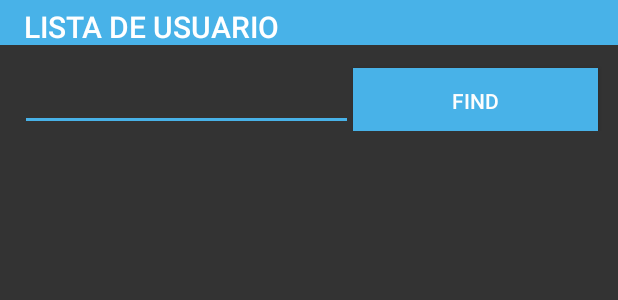
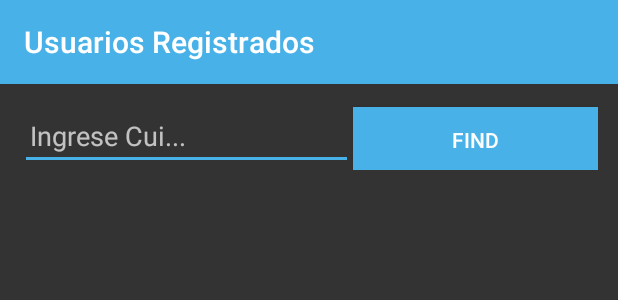
Before and after one commit to Programmers-Crew/ProyectoSDK, an Android app: the layout list_view.xml on its own in the app's theme, with its tools: preview values and no code run, on a phone screen of 412 x 824 dp. Shown: the top 300 px of the screen. Run offline under Robolectric (Android 15) with nearby library versions, the phone set to English and light mode, and no system bars; network calls fail.

Commit message:
cambios de estetica

```diff
--- a/blinkid-android-master/BlinkIDSample/BlinkID_AllRecognizersSample/src/main/res/values/strings.xml
+++ b/blinkid-android-master/BlinkIDSample/BlinkID_AllRecognizersSample/src/main/res/values/strings.xml
@@ -1,4 +1,4 @@
 <?xml version="1.0" encoding="utf-8"?>
 <resources>
-    <string name="app_name">BlinkID all recognizers sample</string>
+    <string name="app_name">Lektor</string>
 </resources>
--- a/blinkid-android-master/BlinkIDSample/LibUtils/src/main/java/com/microblink/result/activity/BaseResultActivity.java
+++ b/blinkid-android-master/BlinkIDSample/LibUtils/src/main/java/com/microblink/result/activity/BaseResultActivity.java
@@ -46,7 +46,7 @@ public abstract class BaseResultActivity extends AppCompatActivity {
     RequestQueue requestQueue;
     AsyncHttpClient client=new AsyncHttpClient();
 
-    private static final String URL1 = "http://172.20.10.9/blinkid/saveDocumentData.php";
+    private static final String URL1 = "https://lektorgt.com/BlinkID/saveDocumentData.php";
 
 
 
--- a/blinkid-android-master/BlinkIDSample/LibUtils/src/main/java/com/microblink/result/activity/fragment/EditViewActivity.java
+++ b/blinkid-android-master/BlinkIDSample/LibUtils/src/main/java/com/microblink/result/activity/fragment/EditViewActivity.java
@@ -38,7 +38,7 @@ public class EditViewActivity extends AppCompatActivity implements View.OnClickL
     Button button3;
     String idSex;
 
-String URL = "http://172.20.10.9/blinkid/fetchDocumentData.php" + idSex;
+String URL = "https://lektorgt.com/blinkid/fetchDocumentData.php" + idSex;
 
     @Override
     protected void onCreate(Bundle saveInstanceState) {
@@ -80,7 +80,7 @@ String URL = "http://172.20.10.9/blinkid/fetchDocumentData.php" + idSex;
     }
 
     private void readUsers() {
-        String URL = "http://172.20.10.9/blinkid/fetchDocumentData.php?id=" + idSex;
+        String URL = "https://lektorgt.com/BlinkID/fetchDocumentData.php?id=" + idSex;
 
         JsonObjectRequest jsonObjectRequest = new JsonObjectRequest(
                 Request.Method.GET,
--- a/blinkid-android-master/BlinkIDSample/LibUtils/src/main/java/com/microblink/result/activity/fragment/ListViewActivity.java
+++ b/blinkid-android-master/BlinkIDSample/LibUtils/src/main/java/com/microblink/result/activity/fragment/ListViewActivity.java
@@ -46,7 +46,7 @@ public class ListViewActivity extends AppCompatActivity implements View.OnClickL
     ListView lvlUser;
     Button btnFind;
 
-    String URL = "http://172.20.10.9/blinkid/listDocumentData.php";
+    String URL = "https://lektorgt.com/BlinkID/listDocumentData2.php";
 
 
     @Override
@@ -86,7 +86,7 @@ public class ListViewActivity extends AppCompatActivity implements View.OnClickL
     }
 
     private void obtenerUsers(){
-        String url = "http://172.20.10.9/blinkid/listDocumentData2.php";
+        String url = "https://lektorgt.com/BlinkID/listDocumentData2.php";
         cliente.post(url, new AsyncHttpResponseHandler() {
             @Override
             public void onSuccess(int statusCode, Header[] headers, byte[] responseBody) {
--- a/blinkid-android-master/BlinkIDSample/LibUtils/src/main/res/layout/activity_menu_list.xml
+++ b/blinkid-android-master/BlinkIDSample/LibUtils/src/main/res/layout/activity_menu_list.xml
@@ -1,5 +1,6 @@
 <?xml version="1.0" encoding="utf-8"?>
 <LinearLayout xmlns:android="http://schemas.android.com/apk/res/android"
+    xmlns:app="http://schemas.android.com/apk/res-auto"
     xmlns:tools="http://schemas.android.com/tools"
     android:layout_width="match_parent"
     android:layout_height="match_parent"
--- a/blinkid-android-master/BlinkIDSample/LibUtils/src/main/res/layout/list_view.xml
+++ b/blinkid-android-master/BlinkIDSample/LibUtils/src/main/res/layout/list_view.xml
@@ -8,27 +8,31 @@
     <androidx.appcompat.widget.Toolbar
         android:id="@+id/toolbar2"
         android:layout_width="match_parent"
-        android:layout_height="30dp"
+        android:layout_height="wrap_content"
         android:background="@color/microblink_blue"
         android:minHeight="?attr/actionBarSize"
+        android:paddingLeft="15px"
+        android:paddingTop="15px"
+        android:paddingBottom="15px"
         android:theme="?attr/actionBarTheme"
-        app:title="LISTA DE USUARIO"
-        app:titleMarginStart="20px"
+        app:title="Usuarios Registrados"
         app:titleTextColor="#FFFFFF" />
 
     <TableRow
-        android:layout_width="match_parent"
+        android:layout_width="wrap_content"
         android:layout_height="44dp"
+        android:layout_marginStart="20px"
+        android:layout_marginLeft="20px"
         android:layout_marginTop="20px"
-        android:layout_marginBottom="10px"
         android:layout_marginRight="15px"
-        android:paddingLeft="20px">
+        android:layout_marginBottom="20px">
 
         <EditText
             android:id="@+id/ettIdFind"
             android:layout_width="222dp"
             android:layout_height="wrap_content"
             android:ems="10"
+            android:hint="Ingrese Cui..."
             android:inputType="textPersonName"
             android:paddingLeft="10px" />
 
@@ -45,9 +49,11 @@
 
     <ListView
         android:id="@+id/lvlUser"
+        style="@style/Widget.AppCompat.ListView"
         android:layout_width="match_parent"
-        android:layout_height="627dp">
-
-    </ListView>
+        android:layout_height="wrap_content"
+        android:divider="@color/preview_overlay_color"
+        android:dividerHeight="1dp"
+        android:fadeScrollbars="true"></ListView>
 
 </LinearLayout>
--- a/blinkid-android-master/BlinkIDSample/LibUtils/src/main/res/mipmap-anydpi-v26/ic_launcher.xml
+++ /dev/null
@@ -1,5 +0,0 @@
-<?xml version="1.0" encoding="utf-8"?>
-<adaptive-icon xmlns:android="http://schemas.android.com/apk/res/android">
-    <background android:drawable="@color/mb_white"/>
-    <foreground android:drawable="@drawable/ic_launcher_foreground"/>
-</adaptive-icon>
--- a/blinkid-android-master/BlinkIDSample/LibUtils/src/main/res/values/styles.xml
+++ b/blinkid-android-master/BlinkIDSample/LibUtils/src/main/res/values/styles.xml
@@ -22,5 +22,4 @@
         <item name="android:textAllCaps">true</item>
         <item name="android:textColor">@color/mb_blue</item>
     </style>
-
 </resources>
```
Also changed, not shown: blinkid-android-master/BlinkIDSample/BlinkID_AllRecognizersSample/src/main/java/com/microblink/blinkid/MenuActivity.java (+24 -3 lines), blinkid-android-master/BlinkIDSample/LibUtils/src/main/res/drawable/gradient_box.xml (added, +13 -0 lines), blinkid-android-master/BlinkIDSample/LibUtils/src/main/res/layout/listview_custom_layout2.xml (added, +12 -0 lines), blinkid-android-master/BlinkIDSample/LibUtils/src/main/res/drawable-xxhdpi/mb_logo.png, blinkid-android-master/BlinkIDSample/LibUtils/src/main/res/mipmap-hdpi/ic_launcher.png, blinkid-android-master/BlinkIDSample/LibUtils/src/main/res/mipmap-mdpi/ic_launcher.png, blinkid-android-master/BlinkIDSample/LibUtils/src/main/res/mipmap-xhdpi/ic_launcher.png, blinkid-android-master/BlinkIDSample/LibUtils/src/main/res/mipmap-xxhdpi/ic_launcher.png, blinkid-android-master/BlinkIDSample/LibUtils/src/main/res/mipmap-xxxhdpi/ic_launcher.png.
